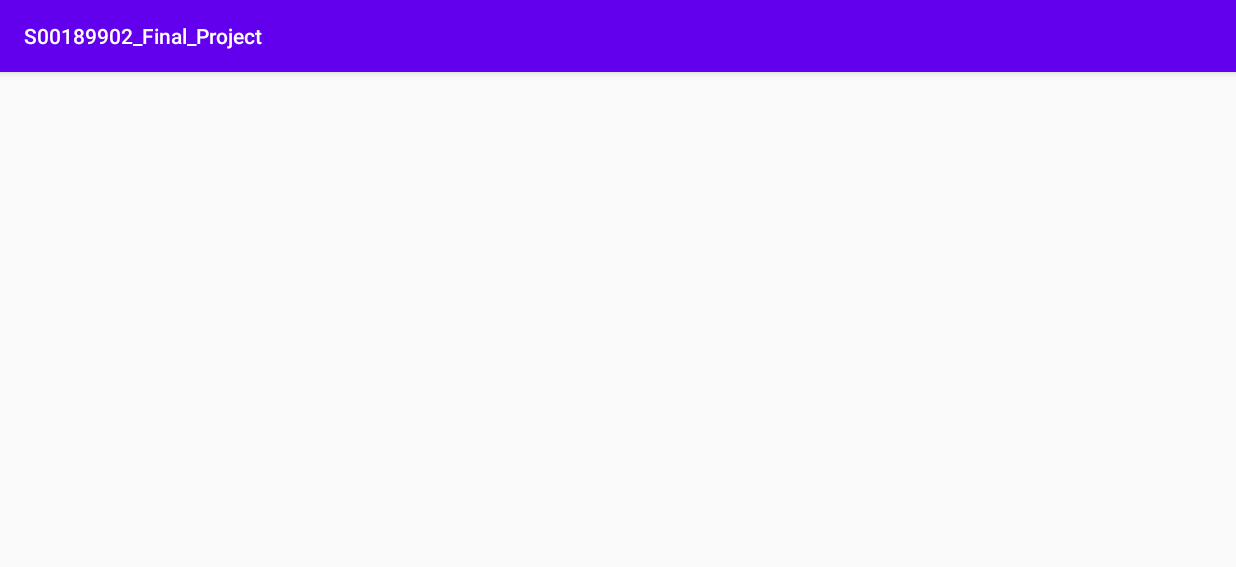
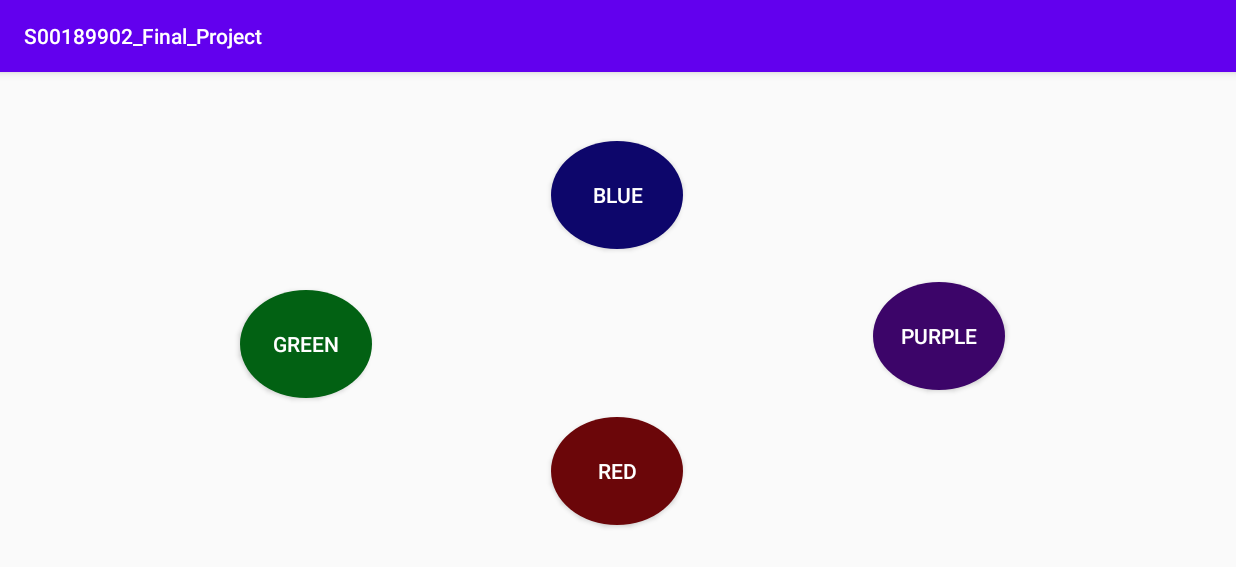
Before and after one commit to S00189902/MAD_Final_Project-_S00189902, an Android app: the PlayActivity screen opened directly, with no data from a screen before it, on a phone screen of 824 x 412 dp (held sideways). Shown: the top 567 px of the screen. Run offline under Robolectric (Android 15) with nearby library versions, the phone set to English and light mode, and no system bars.

```diff
--- a/app/src/main/java/edu/jmcgrath/s00189902_final_project/PlayActivity.java
+++ b/app/src/main/java/edu/jmcgrath/s00189902_final_project/PlayActivity.java
@@ -2,13 +2,81 @@ package edu.jmcgrath.s00189902_final_project;
 
 import androidx.appcompat.app.AppCompatActivity;
 
+import android.hardware.Sensor;
+import android.hardware.SensorEvent;
+import android.hardware.SensorEventListener;
+import android.hardware.SensorManager;
 import android.os.Bundle;
+import android.widget.Button;
+import android.widget.Toast;
 
-public class PlayActivity extends AppCompatActivity {
+public class PlayActivity extends AppCompatActivity implements SensorEventListener
+{
 
+    private final double Up_Forward = 9.0;
+    private final double Up_Backward = 6.0;
+
+    boolean highlimit = false;
+    int counter =0;
+
+    Button btnblue,btnpurple,btngreen,btnred;
+    private SensorManager msesnorManager;
+    private Sensor mSensor;
     @Override
     protected void onCreate(Bundle savedInstanceState) {
         super.onCreate(savedInstanceState);
         setContentView(R.layout.activity_play);
+
+        btnblue = findViewById(R.id.btnBlue);
+        btnpurple = findViewById(R.id.btnPurple);
+        btngreen = findViewById(R.id.btnGreen);
+        btnred = findViewById(R.id.btnRed);
+        msesnorManager = (SensorManager)getSystemService(SENSOR_SERVICE);
+        mSensor = msesnorManager.getDefaultSensor(Sensor.TYPE_ACCELEROMETER);
     }
+    protected void onResume()
+    {
+        super.onResume();
+        msesnorManager.registerListener(this,mSensor,SensorManager.SENSOR_DELAY_NORMAL);
+    }
+    protected void onPause()
+    {
+        super.onPause();
+        msesnorManager.unregisterListener(this);
+    }
+
+
+
+    @Override
+    public void onSensorChanged(SensorEvent event)
+    {
+        float x = event.values[0];
+        float y = event.values[1];
+        float z = event.values[2];
+
+        if((x > Up_Forward)&&(highlimit==false))
+        {
+            highlimit = true;
+        }
+        if((x < Up_Backward)&&(highlimit==true))
+        {
+            counter++;
+            Toast.makeText(this,"Number = "+x,Toast.LENGTH_SHORT).show();
+            highlimit=false;
+        }
+    }
+
+    @Override
+    public void onAccuracyChanged(Sensor sensor, int accuracy) {
+
+    }
+    public static double round(double value,int places)
+    {
+        if(places < 0) throw new IllegalArgumentException();
+        long factor = (long) Math.pow(10,places);
+        value = value * factor;
+        long tmp=Math.round(value);
+        return (double)tmp/factor;
+    }
+
 }
--- a/app/src/main/res/layout/activity_play.xml
+++ b/app/src/main/res/layout/activity_play.xml
@@ -6,4 +6,59 @@
     android:layout_height="match_parent"
     tools:context=".PlayActivity">
 
+    <Button
+        android:id="@+id/btnBlue"
+        android:layout_width="wrap_content"
+        android:layout_height="wrap_content"
+        android:background="@drawable/stylebuttonblue"
+        android:text="Blue"
+        android:textColor="@android:color/background_light"
+        app:layout_constraintBottom_toBottomOf="parent"
+        app:layout_constraintEnd_toEndOf="parent"
+        app:layout_constraintHorizontal_bias="0.499"
+        app:layout_constraintStart_toStartOf="parent"
+        app:layout_constraintTop_toTopOf="parent"
+        app:layout_constraintVertical_bias="0.157" />
+
+    <Button
+        android:id="@+id/btnGreen"
+        android:layout_width="wrap_content"
+        android:layout_height="wrap_content"
+        android:background="@drawable/stylebuttongreen"
+        android:text="Green"
+        android:textColor="@android:color/background_light"
+        app:layout_constraintBottom_toBottomOf="parent"
+        app:layout_constraintEnd_toEndOf="parent"
+        app:layout_constraintHorizontal_bias="0.217"
+        app:layout_constraintStart_toStartOf="parent"
+        app:layout_constraintTop_toTopOf="parent"
+        app:layout_constraintVertical_bias="0.498" />
+
+    <Button
+        android:id="@+id/btnPurple"
+        android:layout_width="wrap_content"
+        android:layout_height="wrap_content"
+        android:background="@drawable/stylebuttonpurple"
+        android:text="Purple"
+        android:textColor="@android:color/background_light"
+        app:layout_constraintBottom_toBottomOf="parent"
+        app:layout_constraintEnd_toEndOf="parent"
+        app:layout_constraintHorizontal_bias="0.791"
+        app:layout_constraintStart_toStartOf="parent"
+        app:layout_constraintTop_toTopOf="parent"
+        app:layout_constraintVertical_bias="0.479" />
+
+    <Button
+        android:id="@+id/btnRed"
+        android:layout_width="wrap_content"
+        android:layout_height="wrap_content"
+        android:background="@drawable/stylebuttonred"
+        android:text="Red"
+        android:textColor="@android:color/background_light"
+        app:layout_constraintBottom_toBottomOf="parent"
+        app:layout_constraintEnd_toEndOf="parent"
+        app:layout_constraintHorizontal_bias="0.499"
+        app:layout_constraintStart_toStartOf="parent"
+        app:layout_constraintTop_toTopOf="parent"
+        app:layout_constraintVertical_bias="0.787" />
 </androidx.constraintlayout.widget.ConstraintLayout>
```
Also changed, not shown: app/src/main/java/edu/jmcgrath/s00189902_final_project/MainActivity.java (+28 -23 lines).
